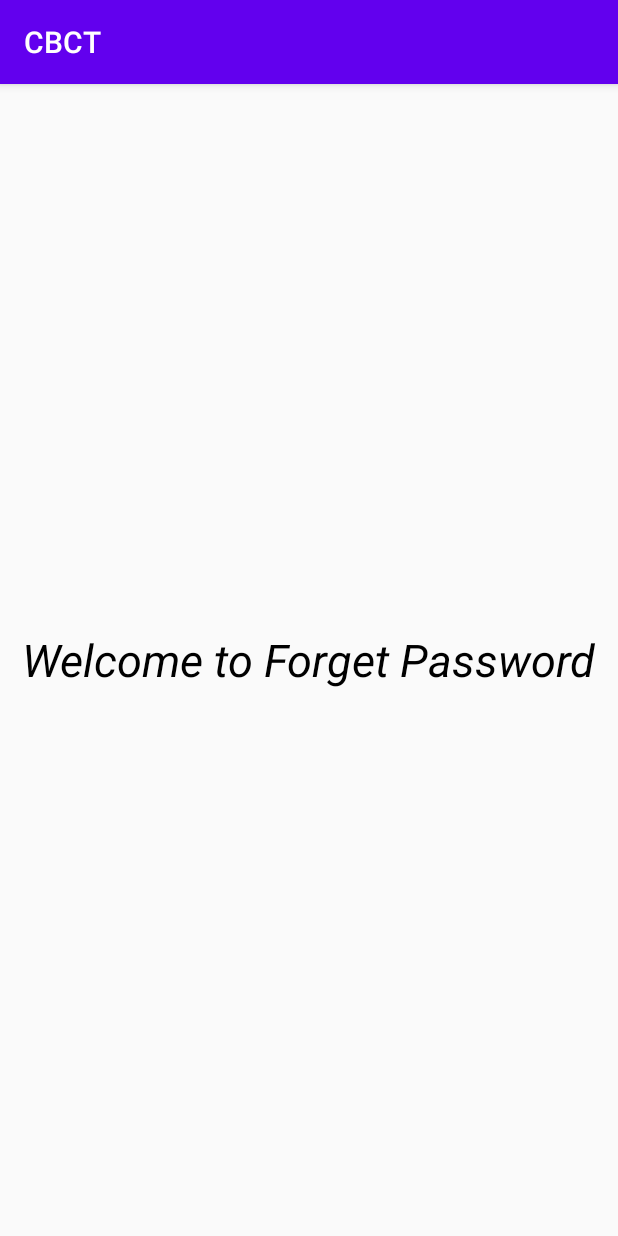
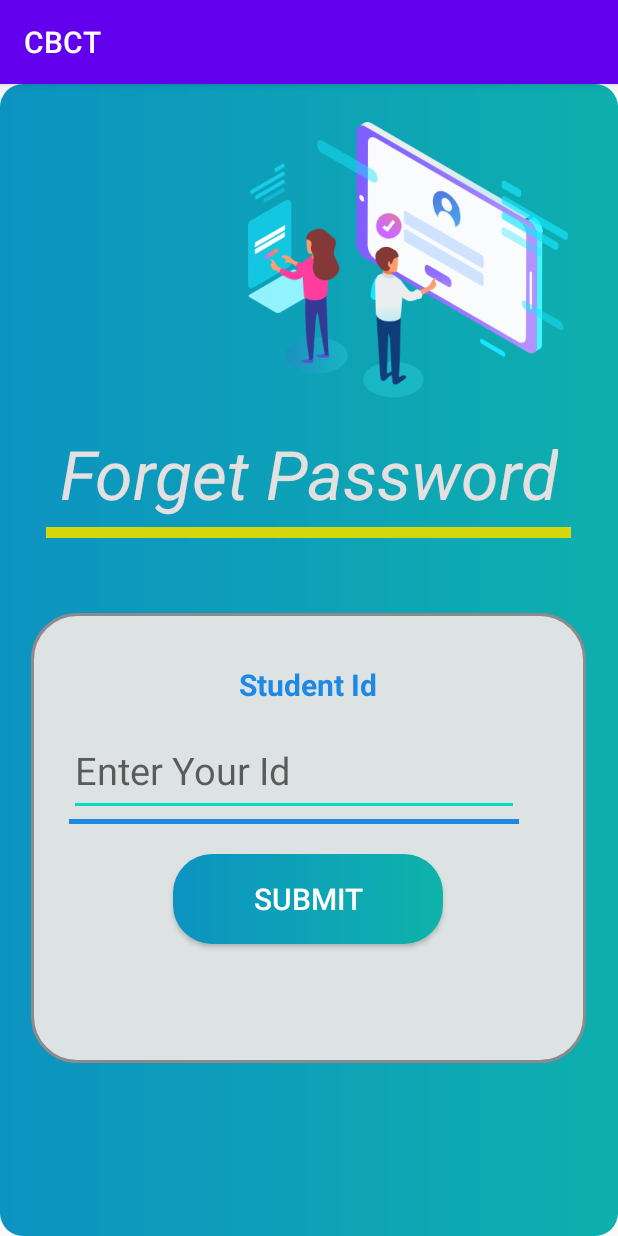
Before and after one commit to CBCT-BBSR/CBCT_Android, an Android app: the StudentForgetPasswordActivity screen opened directly, with no data from a screen before it, on a phone screen of 412 x 824 dp. Run offline under Robolectric (Android 15) with nearby library versions, the light colour scheme and no system bars.

Commit message:
Forget Password

```diff
--- a/app/src/main/AndroidManifest.xml
+++ b/app/src/main/AndroidManifest.xml
@@ -16,7 +16,8 @@
         <activity android:name=".FacultyLoginActivity"/>
         <activity android:name=".FacultyHomepageActivity"/>
         <activity android:name=".StudentHomepageActivity"/>
-        <activity android:name=".ForgetPasswordActivity"/>
+        <activity android:name=".StudentForgetPasswordActivity"/>
+        <activity android:name=".FacultyForgetPasswordActivity"/>
         <activity android:name=".SplashScreen"
             android:theme="@style/SplashTheme">
             <intent-filter>
--- a/app/src/main/java/com/cutm/majorproject/cbct/FacultyLoginActivity.java
+++ b/app/src/main/java/com/cutm/majorproject/cbct/FacultyLoginActivity.java
@@ -40,7 +40,7 @@ public class FacultyLoginActivity extends AppCompatActivity {
         mTVForgetPassword.setOnClickListener(new View.OnClickListener() {
             @Override
             public void onClick(View v) {
-                Intent intent = new Intent(FacultyLoginActivity.this,ForgetPasswordActivity.class);
+                Intent intent = new Intent(FacultyLoginActivity.this, FacultyForgetPasswordActivity.class);
                 startActivity(intent);
             }
         });
--- a/app/src/main/java/com/cutm/majorproject/cbct/ForgetPasswordActivity.java
+++ b/app/src/main/java/com/cutm/majorproject/cbct/StudentForgetPasswordActivity.java
@@ -5,11 +5,11 @@ import android.os.Bundle;
 
 import androidx.appcompat.app.AppCompatActivity;
 
-public class ForgetPasswordActivity extends AppCompatActivity {
+public class StudentForgetPasswordActivity extends AppCompatActivity {
 
     @Override
     protected void onCreate(Bundle savedInstanceState) {
         super.onCreate(savedInstanceState);
-        setContentView(R.layout.activity_forget_password);
+        setContentView(R.layout.activity_student_forget_password);
     }
 }
--- a/app/src/main/java/com/cutm/majorproject/cbct/StudentLoginActivity.java
+++ b/app/src/main/java/com/cutm/majorproject/cbct/StudentLoginActivity.java
@@ -40,7 +40,7 @@ public class StudentLoginActivity extends AppCompatActivity {
         mTVForgetPassword.setOnClickListener(new View.OnClickListener() {
             @Override
             public void onClick(View v) {
-                Intent intent = new Intent(StudentLoginActivity.this,ForgetPasswordActivity.class);
+                Intent intent = new Intent(StudentLoginActivity.this, StudentForgetPasswordActivity.class);
                 startActivity(intent);
             }
         });
--- a/app/src/main/res/layout/activity_forget_password.xml
+++ /dev/null
@@ -1,16 +0,0 @@
-<?xml version="1.0" encoding="utf-8"?>
-<LinearLayout xmlns:android="http://schemas.android.com/apk/res/android"
-    android:orientation="vertical"
-    android:layout_width="match_parent"
-    android:gravity="center"
-    android:layout_height="match_parent">
-
-    <TextView
-        android:layout_width="wrap_content"
-        android:layout_height="wrap_content"
-        android:text="Welcome to Forget Password"
-        android:textSize="30sp"
-        android:textStyle="italic"
-        android:textColor="#000000"/>
-
-</LinearLayout>
--- /dev/null
+++ b/app/src/main/res/layout/activity_student_forget_password.xml
@@ -0,0 +1,76 @@
+<?xml version="1.0" encoding="utf-8"?>
+<LinearLayout
+    xmlns:android="http://schemas.android.com/apk/res/android"
+    android:layout_width="match_parent"
+    android:orientation="vertical"
+    android:background="@drawable/centre_background"
+    android:layout_height="match_parent">
+    <ImageView
+        android:layout_width="280dp"
+        android:layout_height="184dp"
+        android:layout_marginTop="25dp"
+        android:layout_gravity="end"
+        android:src="@drawable/enquiry_bk" />
+    <TextView
+        android:layout_width="wrap_content"
+        android:layout_height="wrap_content"
+        android:layout_marginTop="20dp"
+        android:text="Forget Password"
+        android:textSize="45sp"
+        android:textStyle="italic"
+        android:layout_gravity="center"
+        android:textColor="#E4E0E0"/>
+    <View
+        android:layout_width="350dp"
+        android:layout_height="7dp"
+        android:layout_gravity="center"
+        android:layout_marginTop="5dp"
+        android:background="#D6D60C" />
+    <LinearLayout
+        android:layout_width="370dp"
+        android:layout_height="300dp"
+        android:orientation="vertical"
+        android:layout_marginTop="50dp"
+        android:layout_gravity="center"
+        android:background="@drawable/mock_back">
+        <TextView
+            android:layout_width="match_parent"
+            android:layout_height="35dp"
+            android:gravity="center"
+            android:layout_marginTop="30dp"
+            android:text="Student Id"
+            android:textStyle="bold"
+            android:textColor="#1E88E5"
+            android:textSize="20sp" />
+        <EditText
+            android:id="@+id/et_student_username"
+            android:layout_width="300dp"
+            android:layout_height="60dp"
+            android:inputType="number"
+            android:layout_marginStart="25dp"
+            android:layout_marginTop="10dp"
+            android:textSize="25sp"
+            android:textColor="#090808"
+            android:hint="Enter Your Id "/>
+        <View
+            android:layout_width="300dp"
+            android:layout_height="3dp"
+            android:layout_marginStart="25dp"
+            android:layout_marginTop="2dp"
+            android:background="#1E88E5" />
+
+        <Button
+            android:id="@+id/btn_goto_student_validate"
+            android:layout_width="180dp"
+            android:layout_height="60dp"
+            android:layout_gravity="center"
+            android:layout_marginTop="20dp"
+            android:background="@drawable/centre_button"
+            android:text="Submit"
+            android:textColor="#ffffff"
+            android:textSize="20sp" />
+
+
+    </LinearLayout>
+
+</LinearLayout>
```
Also changed, not shown: app/src/main/java/com/cutm/majorproject/cbct/FacultyForgetPasswordActivity.java (added, +14 -0 lines), app/src/main/res/layout/activity_faculty_forget_password.xml (added, +76 -0 lines).
